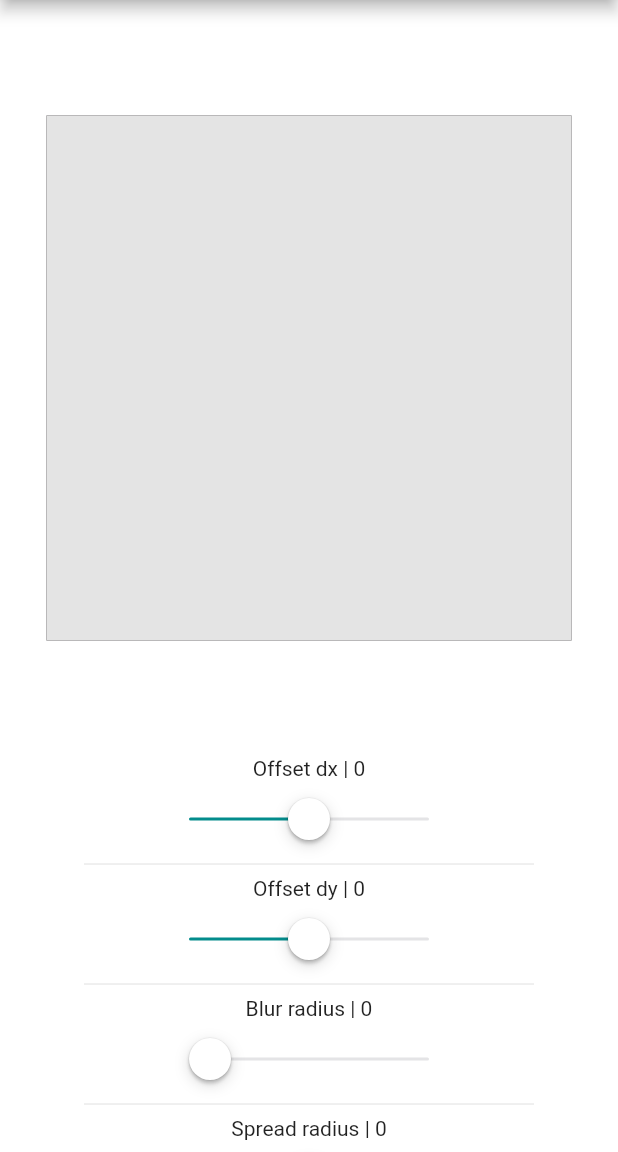
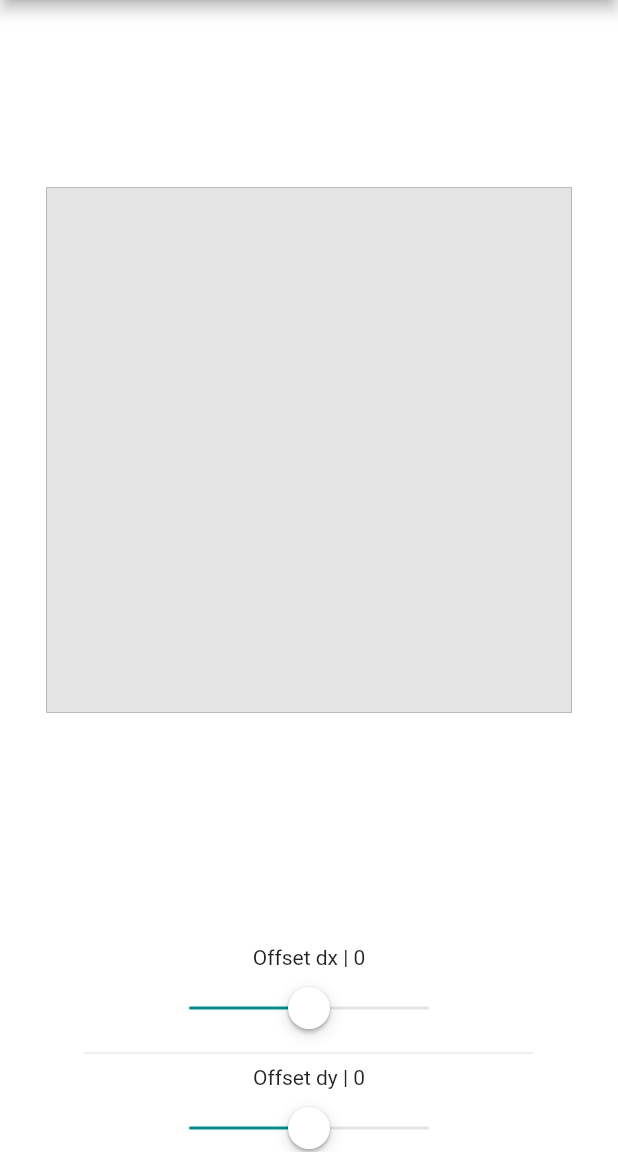
Before and after one commit to wieczorek0807/web_generator, a Flutter app: the screen it shows after launch, on a phone screen of 412 x 824 dp, the part 84-1236 px from its top. Run offline on Flutter 3.47's test engine with Material 2 defaults, Android fonts, the phone set to English and light mode, and no system bars; our stand-ins replace dartz, equatable, flutter_bloc, freezed_annotation, get_it, hydrated_bloc; missing offline and left inert: flex_color_picker.

Commit message:
Distance webbox and controlers changed

```diff
--- a/lib/src/core/values/dimens.dart
+++ b/lib/src/core/values/dimens.dart
@@ -28,7 +28,7 @@ class AppDimens {
   static const d92 = 92.0;
   static const d96 = 96.0;
   static const d100 = 100.0;
-
+  static const d130 = 130.0;
   // specific dimens
   static const animatedContainerSize = 300.0;
 }
--- a/lib/src/presentation/pages/web_box_responsive_screen.dart
+++ b/lib/src/presentation/pages/web_box_responsive_screen.dart
@@ -84,6 +84,7 @@ class _ResponsiveScreenHelper extends StatelessWidget {
   @override
   Widget build(BuildContext context) {
     final currnetWidth = MediaQuery.of(context).size.width;
+    // print(currnetWidth);
     if (currnetWidth < 900) {
       return _MobileBody(controllers: controllers, animatedBox: animatedBox);
     } else {
@@ -107,7 +108,7 @@ class _DesktopBody extends StatelessWidget {
                 crossAxisAlignment: CrossAxisAlignment.center,
                 children: [
                   controllers,
-                  const SizedBox(width: AppDimens.d100),
+                  const SizedBox(width: AppDimens.d130),
                   animatedBox
                 ],
               ),
@@ -131,11 +132,11 @@ class _MobileBody extends StatelessWidget {
             child: SingleChildScrollView(
               child: Column(children: [
                 const SizedBox(
-                  height: AppDimens.d52,
+                  height: AppDimens.d100,
                 ),
                 animatedBox,
                 const SizedBox(
-                  height: AppDimens.d52,
+                  height: AppDimens.d130,
                 ),
                 controllers,
                 const SizedBox(
--- a/lib/src/presentation/widgets/controllers.dart
+++ b/lib/src/presentation/widgets/controllers.dart
@@ -13,13 +13,11 @@ import 'global/app_value_slider.dart';
 class ShadowControllers extends StatelessWidget {
   const ShadowControllers({Key? key}) : super(key: key);
 
-  static const _height = 500.0;
   static const _width = 300.0;
   static const _blurMin = 0.0;
 
   @override
   Widget build(BuildContext context) => SizedBox(
-        height: _height,
         width: _width,
         child: BlocBuilder<AnimatedBoxBloc, AnimatedBoxState>(
           builder: (_, state) => Column(
```
